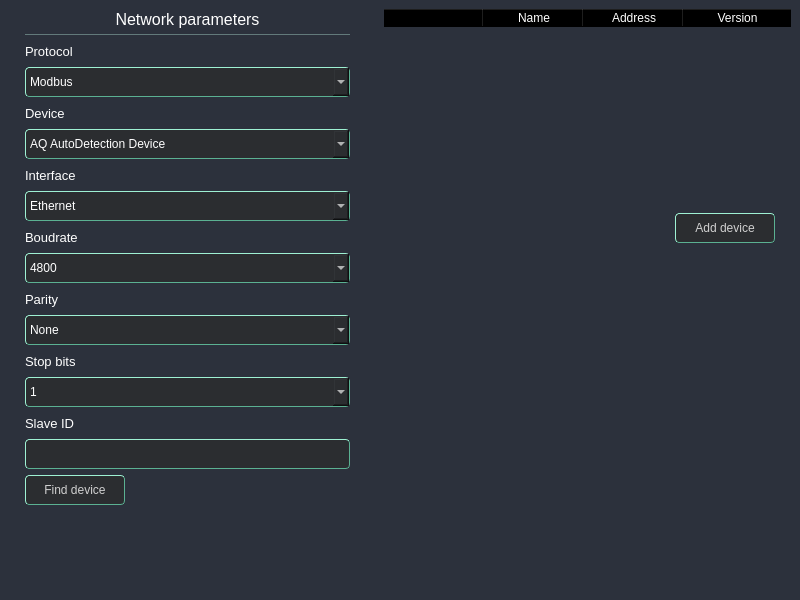
This is UI/forms/AqAddDeviceWindow.ui in romangolovkou/AQteck_toolMAX as Qt 5 draws it before an edit. The edited form follows.
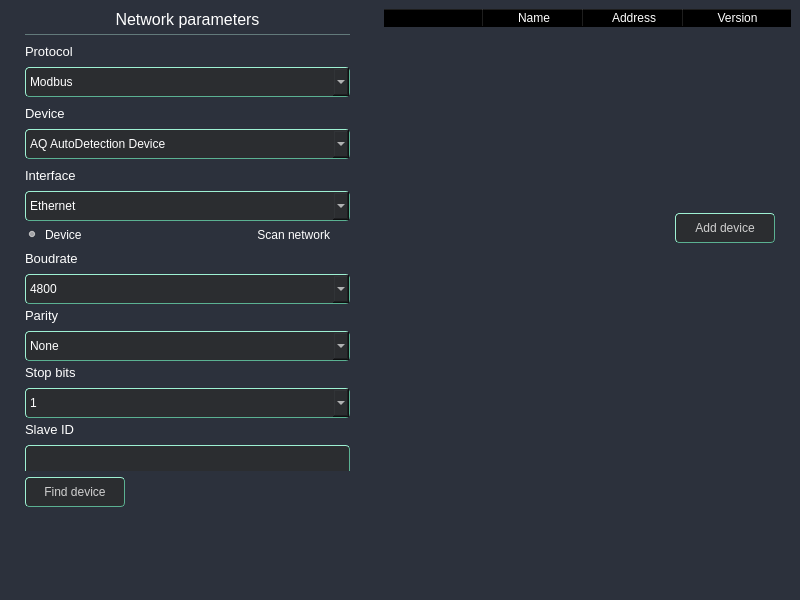
This is the edited form. Custom widgets are drawn as their Qt base class.

Commit message: заготівка для стек віджету скан нетворк

```diff
--- a/UI/forms/AqAddDeviceWindow.ui
+++ b/UI/forms/AqAddDeviceWindow.ui
@@ -407,7 +407,7 @@
            <property name="maximumSize">
             <size>
              <width>16777215</width>
-             <height>250</height>
+             <height>260</height>
             </size>
            </property>
            <property name="styleSheet">
@@ -488,6 +488,78 @@
                  <number>0</number>
                 </property>
                 <item>
+                 <widget class="QFrame" name="boudrateLabelFrame">
+                  <property name="frameShape">
+                   <enum>QFrame::StyledPanel</enum>
+                  </property>
+                  <property name="frameShadow">
+                   <enum>QFrame::Raised</enum>
+                  </property>
+                  <layout class="QHBoxLayout" name="horizontalLayout">
+                   <property name="spacing">
+                    <number>0</number>
+                   </property>
+                   <property name="leftMargin">
+                    <number>0</number>
+                   </property>
+                   <property name="topMargin">
+                    <number>0</number>
+                   </property>
+                   <property name="rightMargin">
+                    <number>0</number>
+                   </property>
+                   <property name="bottomMargin">
+                    <number>0</number>
+                   </property>
+                   <item>
+                    <widget class="QRadioButton" name="deviceRadioBtn">
+                     <property name="autoFillBackground">
+                      <bool>false</bool>
+                     </property>
+                     <property name="text">
+                      <string>Device</string>
+                     </property>
+                     <property name="checked">
+                      <bool>true</bool>
+                     </property>
+                    </widget>
+                   </item>
+                   <item>
+                    <widget class="QRadioButton" name="scanRadioBtn">
+                     <property name="layoutDirection">
+                      <enum>Qt::RightToLeft</enum>
+                     </property>
+                     <property name="text">
+                      <string>Scan network</string>
+                     </property>
+                    </widget>
+                   </item>
+                  </layout>
+                 </widget>
+                </item>
+                <item>
+                 <widget class="QStackedWidget" name="insideStackedWidget">
+                  <property name="currentIndex">
+                   <number>0</number>
+                  </property>
+                  <widget class="QWidget" name="pageDevice">
+                   <layout class="QVBoxLayout" name="verticalLayout_9">
+                    <property name="spacing">
+                     <number>6</number>
+                    </property>
+                    <property name="leftMargin">
+                     <number>0</number>
+                    </property>
+                    <property name="topMargin">
+                     <number>0</number>
+                    </property>
+                    <property name="rightMargin">
+                     <number>0</number>
+                    </property>
+                    <property name="bottomMargin">
+                     <number>0</number>
+                    </property>
+                    <item>
                  <widget class="QLabel" name="boudrate_combo_box_label">
                   <property name="minimumSize">
                    <size>
@@ -700,6 +772,11 @@
                     <height>30</height>
                    </size>
                   </property>
+                     </widget>
+                    </item>
+                   </layout>
+                  </widget>
+                  <widget class="QWidget" name="pageScanNetwork"/>
                  </widget>
                 </item>
                </layout>
```
Lines whose indentation alone changed are shown as unchanged.
